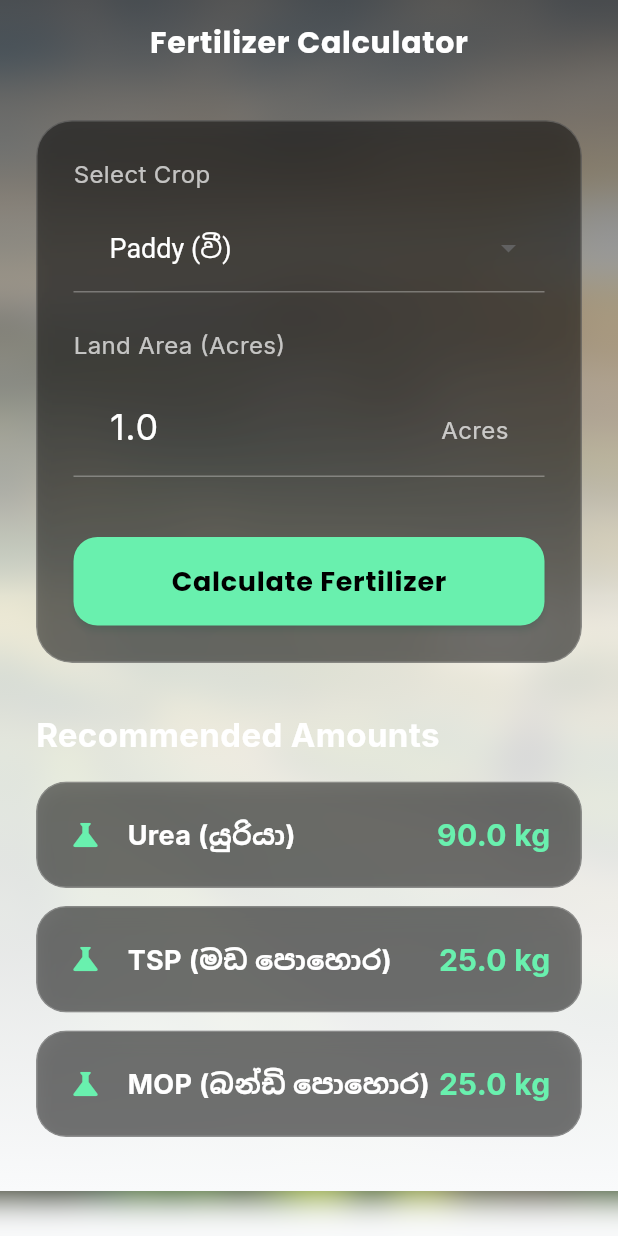
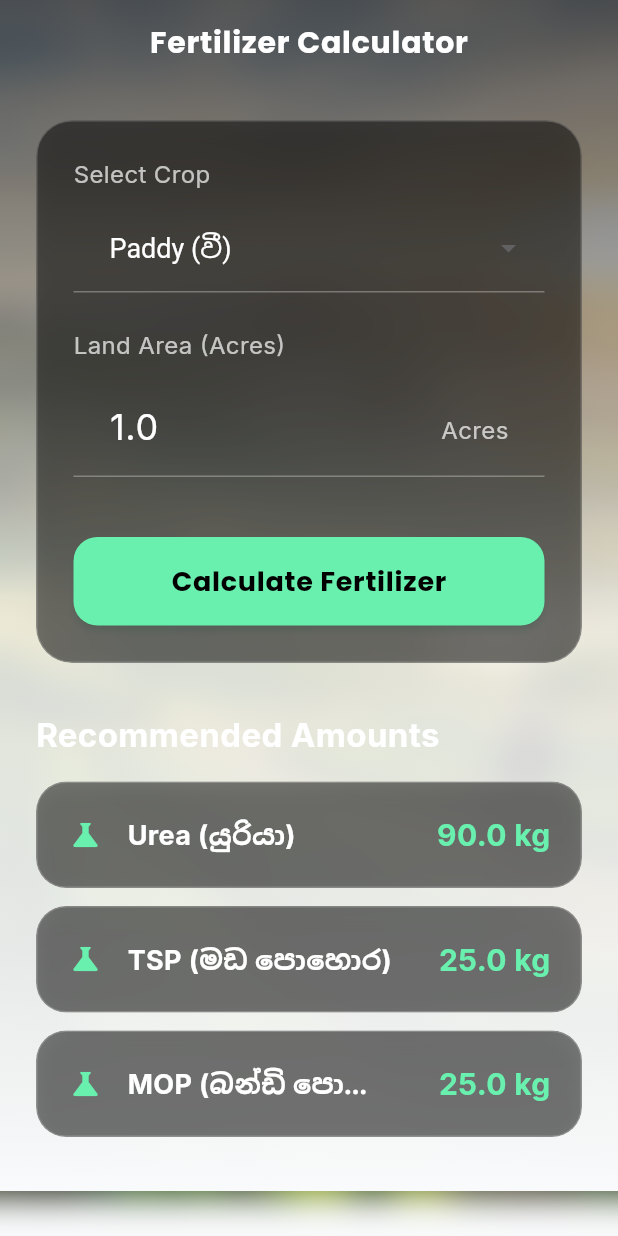
Before and after one commit to theekshanathushan/smart-farming-ai, a Flutter app: the FertilizerCalcScreen screen opened by its route, after a tap on "Calculate Fertilizer", on a phone screen of 412 x 824 dp. Run offline on Flutter 3.47's test engine with Material 3 defaults, Android fonts, the phone set to English and light mode, and no system bars; our stand-ins replace drift, firebase_analytics, firebase_auth, firebase_core, flutter_dotenv, flutter_riverpod and 9 more; missing offline and left inert: sqlite3, tflite_flutter; accounts and stored records are empty; generated files the repository leaves out were written again.

Commit message:
add fertilizer calculator, home, and farm presentation screens and Android settings

```diff
--- a/lib/features/fertilizer/presentation/fertilizer_calc_screen.dart
+++ b/lib/features/fertilizer/presentation/fertilizer_calc_screen.dart
@@ -126,13 +126,22 @@ class _FertilizerCalcScreenState extends State<FertilizerCalcScreen> {
       child: Row(
         mainAxisAlignment: MainAxisAlignment.spaceBetween,
         children: [
-          Row(
-            children: [
-              const Icon(Icons.science, color: Colors.greenAccent),
-              const SizedBox(width: 16),
-              Text(name, style: const TextStyle(color: Colors.white, fontSize: 18, fontWeight: FontWeight.bold)),
-            ],
+          Expanded(
+            child: Row(
+              children: [
+                const Icon(Icons.science, color: Colors.greenAccent),
+                const SizedBox(width: 16),
+                Expanded(
+                  child: Text(
+                    name,
+                    style: const TextStyle(color: Colors.white, fontSize: 18, fontWeight: FontWeight.bold),
+                    overflow: TextOverflow.ellipsis,
+                  ),
+                ),
+              ],
+            ),
           ),
+          const SizedBox(width: 12),
           Text('${amount.toStringAsFixed(1)} kg', style: const TextStyle(color: Colors.greenAccent, fontSize: 20, fontWeight: FontWeight.bold)),
         ],
       ),
```
Also changed, not shown: lib/features/farm/presentation/farm_screen.dart (+9 -2 lines), lib/features/home/presentation/home_screen.dart (+12 -6 lines), 1 other file.
